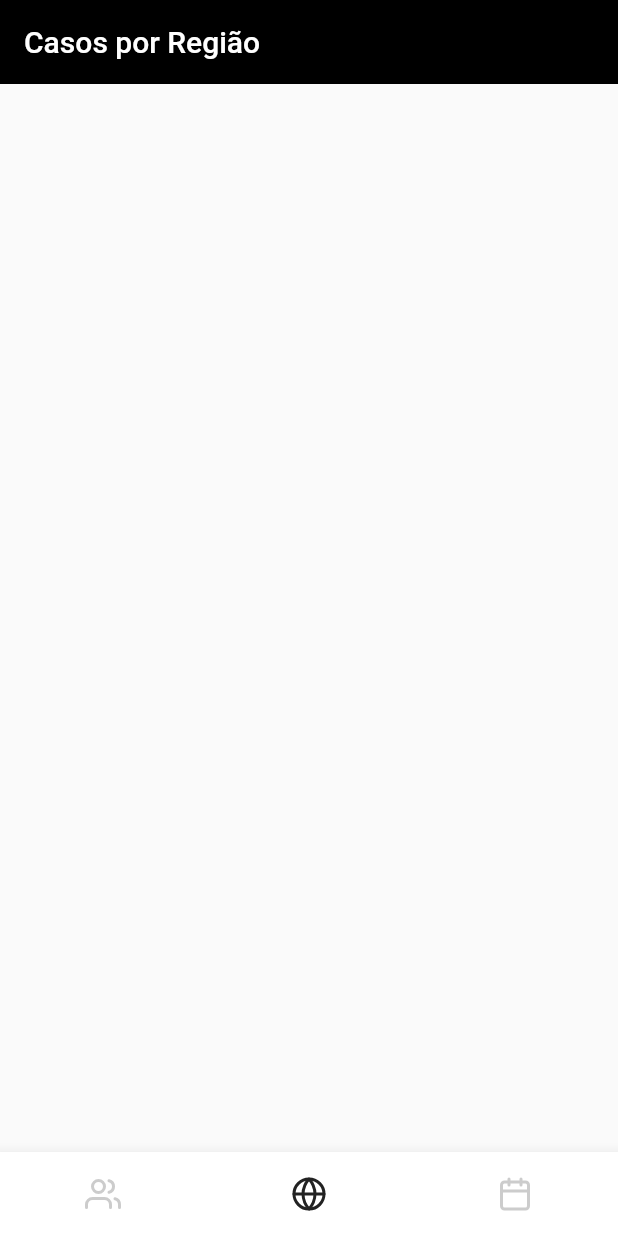
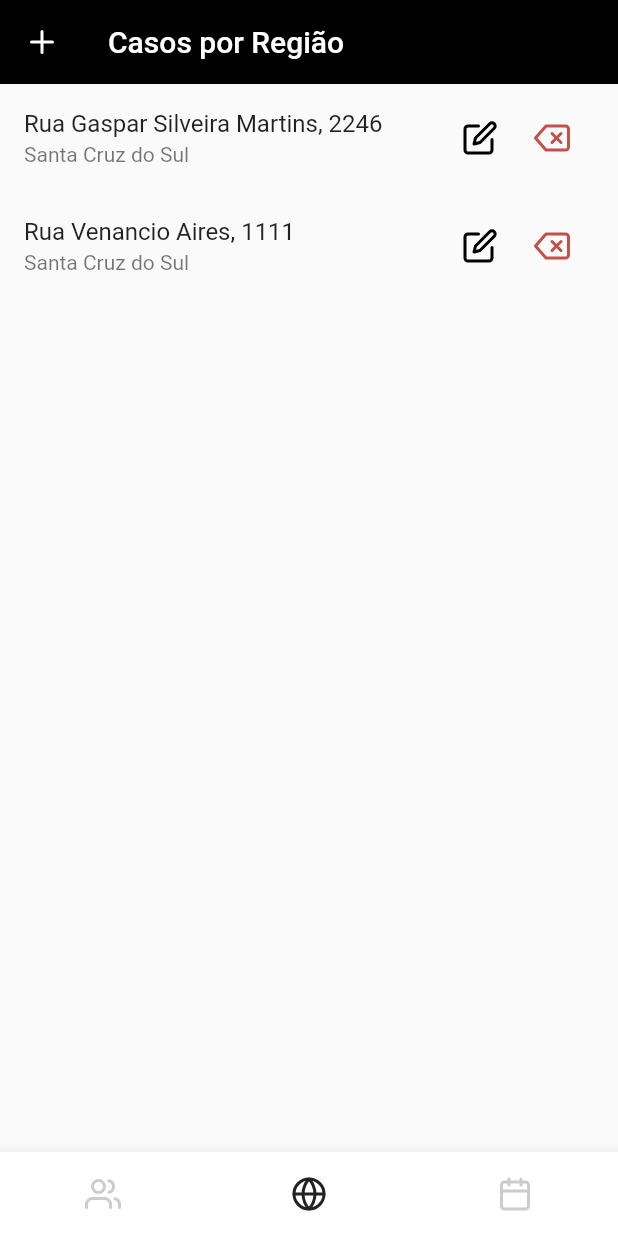
Before and after one commit to rp-5/dengue-frontend, a Flutter app: the screen it shows after launch, item 2 of the bottom bar chosen, on a phone screen of 412 x 824 dp. Run offline on Flutter 3.47's test engine with Material 2 defaults, Android fonts, the phone set to English and light mode, and no system bars; drawn by our look-alikes of animated_bottom_navigation_bar; our stand-ins replace flutter_feather_icons; Roboto replaces fonts that are missing (Proxima).

Commit message:
Página de Casos por Região completo

```diff
--- /dev/null
+++ b/dengue/lib/src/components/region_tile.dart
@@ -0,0 +1,58 @@
+import 'package:dengue/src/data/option_list.dart';
+import 'package:dengue/src/model/human.dart';
+import 'package:dengue/src/model/region.dart';
+import 'package:flutter/material.dart';
+import 'package:flutter_feather_icons/flutter_feather_icons.dart';
+
+class RegionTile extends StatelessWidget {
+  final Region region;
+
+  const RegionTile(this.region, {Key? key}) : super(key: key);
+
+  @override
+  Widget build(BuildContext context) {
+    return ListTile(
+      title: Text(region.address),
+      subtitle: Text(region.city),
+      trailing: SizedBox(
+        width: 100,
+        child: Row(
+          children: <Widget>[
+            IconButton(
+              icon: const Icon(FeatherIcons.edit),
+              onPressed: () {
+                Navigator.push(
+                    context,
+                    MaterialPageRoute(
+                      builder: (context) => optionList[3]['page'],
+                    ));
+              },
+              color: Colors.black,
+            ),
+            IconButton(
+              icon: const Icon(FeatherIcons.delete),
+              color: const Color.fromARGB(255, 194, 81, 73),
+              onPressed: () {
+                showDialog(
+                  context: context,
+                  builder: (context) => AlertDialog(
+                    title: const Text('Excluir Registro?'),
+                    content: const Text('Tem certeza?'),
+                    actions: <Widget>[
+                      TextButton(onPressed: () {}, child: const Text('Sim')),
+                      TextButton(
+                          onPressed: () {
+                            Navigator.pop(context);
+                          },
+                          child: const Text('Não')),
+                    ],
+                  ),
+                );
+              },
+            ),
+          ],
+        ),
+      ),
+    );
+  }
+}
--- a/dengue/lib/src/data/option_list.dart
+++ b/dengue/lib/src/data/option_list.dart
@@ -1,9 +1,11 @@
 import 'package:dengue/src/pages/human_edit.dart';
 import 'package:dengue/src/pages/human_register.dart';
+import 'package:dengue/src/pages/region_edit.dart';
+import 'package:dengue/src/pages/region_register.dart';
 
 List optionList = [
   {'id': 1, 'name': 'HumanRegister', "page": const HumanRegister()},
   {'id': 2, 'name': 'HumanEdit', "page": const HumanEdit()},
-  // {'id': 3, 'name': 'RegionRegister', "page": const RegionRegister()},
-  // {'id': 4, 'name': 'RegionEdit', "page": const RegionEdit()},
+  {'id': 3, 'name': 'RegionEdit', "page": const RegionRegister()},
+  {'id': 4, 'name': 'RegionEdit', "page": const RegionEdit()},
 ];
--- /dev/null
+++ b/dengue/lib/src/data/regionData.dart
@@ -0,0 +1,6 @@
+import 'package:dengue/src/model/region.dart';
+
+const regiondata = {
+  '1': Region(id: 1, address: 'Rua Gaspar Silveira Martins, 2246', district: 'Centro', city: 'Santa Cruz do Sul', standingWater: true, mosquitoLarva: true),
+  '2': Region(id: 2, address: 'Rua Venancio Aires, 1111', district: 'Centro', city: 'Santa Cruz do Sul', standingWater: true, mosquitoLarva: false),
+};
--- a/dengue/lib/src/model/human.dart
+++ b/dengue/lib/src/model/human.dart
@@ -1,10 +1,10 @@
 class Human{
-  final String? id;
+  final int id;
   final String name;
   final String email;
 
   const Human({
-    this.id,
+    required this.id,
     required this.name,
     required this.email
 });
--- /dev/null
+++ b/dengue/lib/src/model/region.dart
@@ -0,0 +1,18 @@
+class Region{
+  final int id;
+  final String address;
+  final String district;
+  final String city;
+  final bool standingWater;
+  final bool mosquitoLarva;
+
+
+  const Region({
+    required this.id,
+    required this.address,
+    required this.district,
+    required this.city,
+    required this.standingWater,
+    required this.mosquitoLarva
+  });
+}
--- a/dengue/lib/src/pages/human_edit.dart
+++ b/dengue/lib/src/pages/human_edit.dart
@@ -32,7 +32,7 @@ class HumanEditState extends State<HumanEdit>{
   Widget getBody() {
     return Scaffold(
       appBar: AppBar(
-        title: const Text('Registro de Caso em Humano'),
+        title: const Text('Edição do Registro de Caso em Humano'),
         backgroundColor: Colors.black,
         actions: <Widget>[
           IconButton(
--- a/dengue/lib/src/pages/region_cases.dart
+++ b/dengue/lib/src/pages/region_cases.dart
@@ -1,4 +1,8 @@
+import 'package:dengue/src/components/region_tile.dart';
+import 'package:dengue/src/data/option_list.dart';
+import 'package:dengue/src/data/regionData.dart';
 import 'package:flutter/material.dart';
+import 'package:flutter_feather_icons/flutter_feather_icons.dart';
 
 class RegionCases extends StatefulWidget {
   const RegionCases({Key? key}) : super(key: key);
@@ -10,18 +14,49 @@ class RegionCases extends StatefulWidget {
 class RegionCasesState extends State<RegionCases> {
   @override
   Widget build(BuildContext context) {
+    return Scaffold(body: getBody());
+  }
+
+Widget getBody() {
+    const region = {...regiondata};
     return Scaffold(
-      extendBodyBehindAppBar: true,
-      appBar: AppBar(
-        backgroundColor: Colors.black,
-        elevation: 0,
-        title: const Text(
-          "Casos por Região",
-          style: TextStyle(
-            color: Colors.white,
+        appBar: AppBar(
+          backgroundColor: Colors.black,
+          elevation: 0,
+          title: const Text(
+            "Casos por Região",
+            style: TextStyle(color: Colors.white),
+          ),
+          leading: IconButton(
+            icon: const Icon(FeatherIcons.plus),
+            onPressed: () {
+              Navigator.push(
+                  context,
+                  MaterialPageRoute(
+                    builder: (context) => optionList[2]['page'],
+                  ));
+            },
           ),
         ),
-      ),
-    );
+        body: ListView.builder(
+            itemCount: region.length,
+            itemBuilder: (context, index) =>
+                RegionTile(region.values.elementAt(index))));
   }
 }
+//   Widget getBody(){
+//     return Scaffold(
+//       extendBodyBehindAppBar: true,
+//       appBar: AppBar(
+//         backgroundColor: Colors.black,
+//         elevation: 0,
+//         title: const Text(
+//           "Casos por Região",
+//           style: TextStyle(
+//             color: Colors.white,
+//           ),
+//         ),
+//       ),
+//     );
+//   }
+// }
--- a/dengue/pubspec.yaml
+++ b/dengue/pubspec.yaml
@@ -41,7 +41,6 @@ dependencies:
 dev_dependencies:
   flutter_test:
     sdk: flutter
-
   # The "flutter_lints" package below contains a set of recommended lints to
   # encourage good coding practices. The lint set provided by the package is
   # activated in the `analysis_options.yaml` file located at the root of your
```
Also changed, not shown: dengue/lib/src/data/humandata.dart (+4 -4 lines), dengue/lib/src/pages/region_edit.dart (added, +78 -0 lines), dengue/lib/src/pages/region_register.dart (added, +78 -0 lines).
